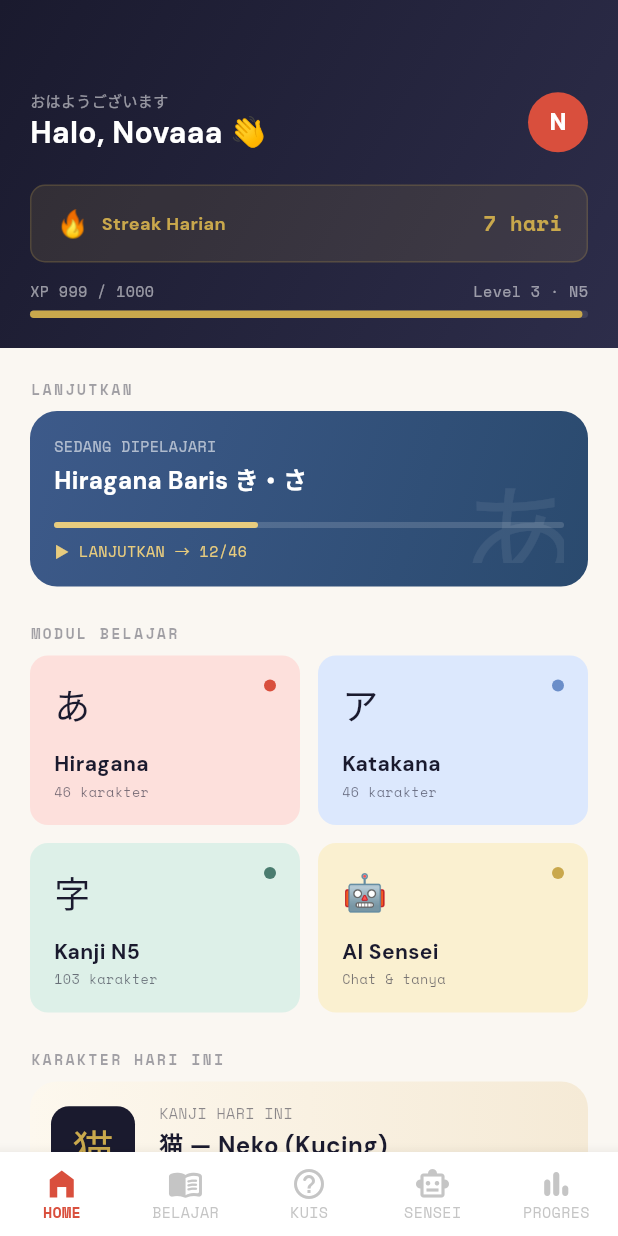
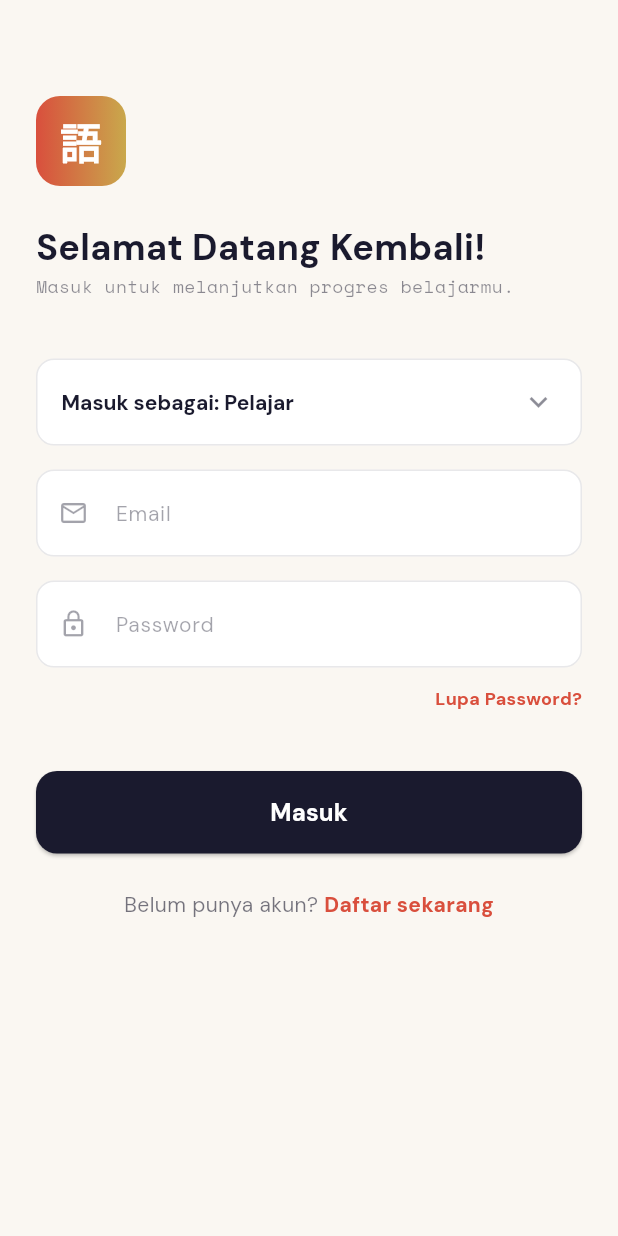
Before and after one commit to arell74/tanoshii-app, a Flutter app: the screen it shows after launch, after a tap on "Mulai Belajar", on a phone screen of 412 x 824 dp. Run offline on Flutter 3.47's test engine with Material 3 defaults, Android fonts, the phone set to English and light mode, and no system bars; our stand-ins replace google_fonts.

Commit message:
feat: add Auth page & refactor structure folder

```diff
--- /dev/null
+++ b/lib/screens/auth/login_screen.dart
@@ -0,0 +1,176 @@
+import 'package:flutter/material.dart';
+import 'package:google_fonts/google_fonts.dart';
+import '../main_navigation.dart';
+// import '../sensei_navigation.dart'; // Nanti kita buat file ini
+
+class LoginScreen extends StatefulWidget {
+  const LoginScreen({Key? key}) : super(key: key);
+
+  @override
+  State<LoginScreen> createState() => _LoginScreenState();
+}
+
+class _LoginScreenState extends State<LoginScreen> {
+  bool isLogin = true;
+  String selectedRole = 'Pelajar'; // Default role
+
+  @override
+  Widget build(BuildContext context) {
+    const Color ink = Color(0xFF1A1A2E);
+    const Color vermillion = Color(0xFFD94F3D);
+    const Color gold = Color(0xFFC9A84C);
+    const Color paper = Color(0xFFFAF7F2);
+
+    return Scaffold(
+      backgroundColor: paper,
+      body: SafeArea(
+        child: SingleChildScrollView(
+          padding: const EdgeInsets.all(24.0),
+          child: Column(
+            crossAxisAlignment: CrossAxisAlignment.start,
+            children: [
+              const SizedBox(height: 40),
+              // Logo & Title
+              Container(
+                width: 60,
+                height: 60,
+                decoration: BoxDecoration(
+                  gradient: const LinearGradient(colors: [vermillion, gold]),
+                  borderRadius: BorderRadius.circular(16),
+                ),
+                alignment: Alignment.center,
+                child: Text('語', style: GoogleFonts.notoSerifJp(fontSize: 28, color: Colors.white, fontWeight: FontWeight.bold)),
+              ),
+              const SizedBox(height: 24),
+              Text(
+                isLogin ? 'Selamat Datang Kembali!' : 'Mulai Perjalananmu',
+                style: GoogleFonts.dmSans(fontSize: 24, fontWeight: FontWeight.bold, color: ink),
+              ),
+              Text(
+                isLogin ? 'Masuk untuk melanjutkan progres belajarmu.' : 'Buat akun untuk melacak progres belajar.',
+                style: GoogleFonts.spaceMono(fontSize: 12, color: ink.withOpacity(0.5)),
+              ),
+              const SizedBox(height: 40),
+
+              // Role Selector (Dummy untuk presentasi)
+              Container(
+                padding: const EdgeInsets.symmetric(horizontal: 16, vertical: 4),
+                decoration: BoxDecoration(
+                  color: Colors.white,
+                  borderRadius: BorderRadius.circular(12),
+                  border: Border.all(color: ink.withOpacity(0.1)),
+                ),
+                child: DropdownButtonHideUnderline(
+                  child: DropdownButton<String>(
+                    value: selectedRole,
+                    isExpanded: true,
+                    icon: Icon(Icons.keyboard_arrow_down, color: ink.withOpacity(0.5)),
+                    style: GoogleFonts.dmSans(fontSize: 14, color: ink, fontWeight: FontWeight.bold),
+                    onChanged: (String? newValue) {
+                      setState(() {
+                        selectedRole = newValue!;
+                      });
+                    },
+                    items: <String>['Pelajar', 'Sensei (Pengajar)'].map<DropdownMenuItem<String>>((String value) {
+                      return DropdownMenuItem<String>(
+                        value: value,
+                        child: Text('Masuk sebagai: $value'),
+                      );
+                    }).toList(),
+                  ),
+                ),
+              ),
+              const SizedBox(height: 16),
+
+              // Form Inputs
+              if (!isLogin) _buildTextField('Nama Lengkap', Icons.person_outline, ink),
+              if (!isLogin) const SizedBox(height: 16),
+              _buildTextField('Email', Icons.email_outlined, ink),
+              const SizedBox(height: 16),
+              _buildTextField('Password', Icons.lock_outline, ink, isPassword: true),
+
+              if (isLogin) ...[
+                const SizedBox(height: 12),
+                Align(
+                  alignment: Alignment.centerRight,
+                  child: Text('Lupa Password?', style: GoogleFonts.dmSans(fontSize: 12, color: vermillion, fontWeight: FontWeight.bold)),
+                ),
+              ],
+
+              const SizedBox(height: 40),
+
+              // Submit Button
+              SizedBox(
+                width: double.infinity,
+                child: ElevatedButton(
+                  onPressed: () {
+                    // DUMMY LOGIC UNTUK DEMO
+                    if (selectedRole == 'Pelajar') {
+                      Navigator.pushReplacement(context, MaterialPageRoute(builder: (context) => const MainNavigation()));
+                    } else {
+                      // Navigator.pushReplacement(context, MaterialPageRoute(builder: (context) => const SenseiNavigation()));
+                      ScaffoldMessenger.of(context).showSnackBar(const SnackBar(content: Text('Halaman Sensei belum dibuat!')));
+                    }
+                  },
+                  style: ElevatedButton.styleFrom(
+                    backgroundColor: ink,
+                    padding: const EdgeInsets.symmetric(vertical: 16),
+                    shape: RoundedRectangleBorder(borderRadius: BorderRadius.circular(14)),
+                  ),
+                  child: Text(
+                    isLogin ? 'Masuk' : 'Daftar',
+                    style: GoogleFonts.dmSans(fontSize: 16, fontWeight: FontWeight.bold, color: Colors.white),
+                  ),
+                ),
+              ),
+              const SizedBox(height: 24),
+
+              // Toggle Login/Register
+              Row(
+                mainAxisAlignment: MainAxisAlignment.center,
+                children: [
+                  Text(
+                    isLogin ? 'Belum punya akun? ' : 'Sudah punya akun? ',
+                    style: GoogleFonts.dmSans(fontSize: 14, color: ink.withOpacity(0.6)),
+                  ),
+                  GestureDetector(
+                    onTap: () {
+                      setState(() {
+                        isLogin = !isLogin;
+                      });
+                    },
+                    child: Text(
+                      isLogin ? 'Daftar sekarang' : 'Masuk di sini',
+                      style: GoogleFonts.dmSans(fontSize: 14, color: vermillion, fontWeight: FontWeight.bold),
+                    ),
+                  ),
+                ],
+              ),
+            ],
+          ),
+        ),
+      ),
+    );
+  }
+
+  Widget _buildTextField(String hint, IconData icon, Color ink, {bool isPassword = false}) {
+    return Container(
+      decoration: BoxDecoration(
+        color: Colors.white,
+        borderRadius: BorderRadius.circular(12),
+        border: Border.all(color: ink.withOpacity(0.1)),
+      ),
+      child: TextField(
+        obscureText: isPassword,
+        style: GoogleFonts.dmSans(color: ink),
+        decoration: InputDecoration(
+          hintText: hint,
+          hintStyle: GoogleFonts.dmSans(color: ink.withOpacity(0.4), fontSize: 14),
+          prefixIcon: Icon(icon, color: ink.withOpacity(0.4), size: 20),
+          border: InputBorder.none,
+          contentPadding: const EdgeInsets.symmetric(vertical: 16),
+        ),
+      ),
+    );
+  }
+}
--- a/lib/screens/home/home_screen.dart
+++ b/lib/screens/siswa/home/home_screen.dart
@@ -39,14 +39,14 @@ class HomeScreen extends StatelessWidget {
                       children: [
                         Text('おはようございます',
                           style: GoogleFonts.spaceMono(color: Colors.white54, fontSize: 10)),
-                        Text('Halo, Novaaa 👋',
+                        Text('Halo, Farelll 👋',
                           style: GoogleFonts.dmSans(color: Colors.white, fontSize: 20, fontWeight: FontWeight.bold)),
                       ],
                     ),
-                    const CircleAvatar(
-                      backgroundColor: vermillion,
-                      child: Text('N', style: TextStyle(color: Colors.white, fontWeight: FontWeight.bold)),
-                    )
+                    // const CircleAvatar(
+                    CircleAvatar(
+                      backgroundImage: AssetImage('assets/images/boruto.jpeg'),
+                    ),
                   ],
                 ),
                 const SizedBox(height: 20),
--- a/lib/screens/splash_screen.dart
+++ b/lib/screens/splash_screen.dart
@@ -1,5 +1,6 @@
 import 'package:flutter/material.dart';
 import 'package:google_fonts/google_fonts.dart';
+import 'package:tanoshii_app/screens/auth/login_screen.dart';
 import '/screens/main_navigation.dart';
 import '../theme/app_theme.dart';
 
@@ -117,7 +118,8 @@ class SplashScreen extends StatelessWidget {
                   // TODO: Navigasi ke halaman Home/Dashboard
                   Navigator.pushReplacement(
                     context,
-                    MaterialPageRoute(builder: (context) => const MainNavigation()),
+                    // MaterialPageRoute(builder: (context) => const MainNavigation()),
+                    MaterialPageRoute(builder: (context) => const LoginScreen()),
                   );
                 },
                 style: ElevatedButton.styleFrom(
--- a/pubspec.yaml
+++ b/pubspec.yaml
@@ -62,6 +62,7 @@ flutter:
   assets:
     - assets/images/raiden.jpg
     - assets/images/raii.jpg
+    - assets/images/boruto.jpeg
 
   # An image asset can refer to one or more resolution-specific "variants", see
   # https://flutter.dev/to/resolution-aware-images
```
Also changed, not shown: lib/screens/main_navigation.dart (+5 -5 lines), assets/images/boruto.jpeg (added), lib/screens/siswa/chat_bot/chat_bot_screen.dart (renamed from lib/screens/chat_bot/chat_bot_screen.dart), lib/screens/siswa/flashcard/flashcard_screen.dart (renamed from lib/screens/flashcard/flashcard_screen.dart), lib/screens/siswa/progress/progress_screen.dart (renamed from lib/screens/progress/progress_screen.dart), lib/screens/siswa/quiz/quiz_screen.dart (renamed from lib/screens/quiz/quiz_screen.dart).
